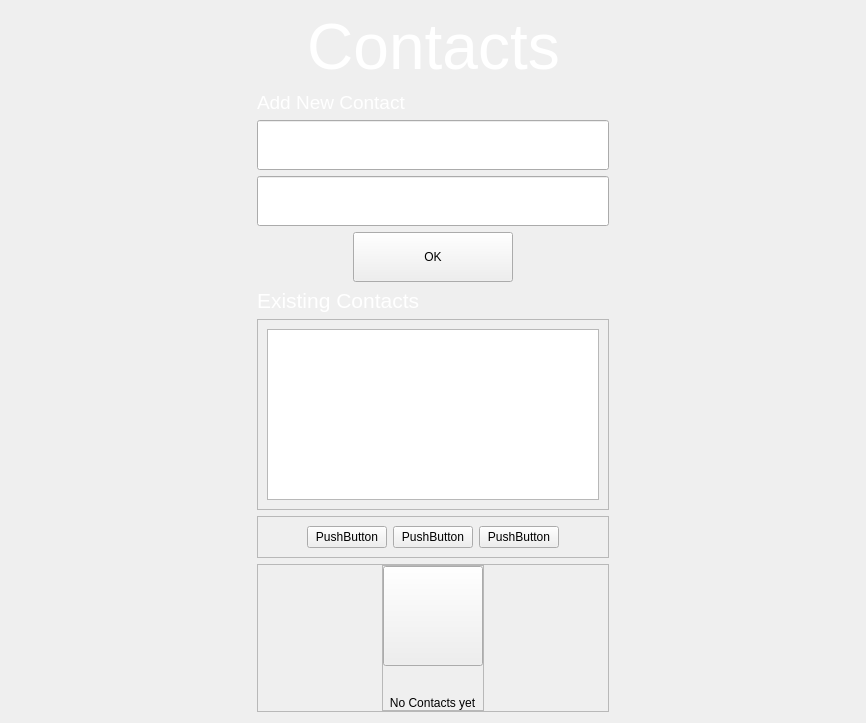
First picture: the form in src/qt/forms/addresseswidget.ui, repository eons-finance/ALQO, before the edit.
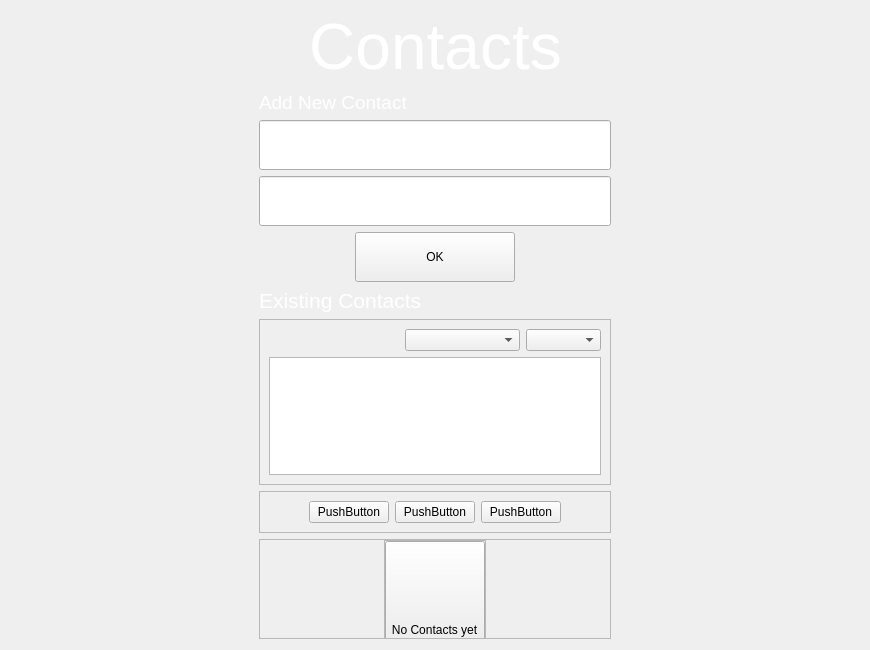
Second picture: the form after the edit.

Patch:
```diff
--- a/src/qt/forms/addresseswidget.ui
+++ b/src/qt/forms/addresseswidget.ui
@@ -6,14 +6,14 @@
    <rect>
     <x>0</x>
     <y>0</y>
-    <width>866</width>
-    <height>723</height>
+    <width>870</width>
+    <height>650</height>
    </rect>
   </property>
   <property name="windowTitle">
    <string>Form</string>
   </property>
-  <layout class="QVBoxLayout" name="verticalLayout_8">
+  <layout class="QVBoxLayout" name="verticalLayout_10">
    <item>
     <layout class="QVBoxLayout" name="verticalLayout_3">
      <item>
@@ -141,6 +141,19 @@
            </item>
           </layout>
          </item>
+         <item>
+          <spacer name="verticalSpacer_4">
+           <property name="orientation">
+            <enum>Qt::Vertical</enum>
+           </property>
+           <property name="sizeHint" stdset="0">
+            <size>
+             <width>20</width>
+             <height>40</height>
+            </size>
+           </property>
+          </spacer>
+         </item>
          <item>
           <layout class="QHBoxLayout" name="horizontalLayout">
            <property name="spacing">
@@ -239,11 +252,64 @@
              </property>
              <layout class="QVBoxLayout" name="verticalLayout_5">
               <item>
-               <widget class="QListView" name="listAddresses">
-                <property name="mouseTracking">
-                 <bool>true</bool>
-                </property>
-               </widget>
+               <layout class="QHBoxLayout" name="horizontalLayout_7">
+                <item>
+                 <spacer name="horizontalSpacer_10">
+                  <property name="orientation">
+                   <enum>Qt::Horizontal</enum>
+                  </property>
+                  <property name="sizeHint" stdset="0">
+                   <size>
+                    <width>40</width>
+                    <height>20</height>
+                   </size>
+                  </property>
+                 </spacer>
+                </item>
+                <item>
+                 <widget class="QComboBox" name="comboBoxSort">
+                  <property name="sizePolicy">
+                   <sizepolicy hsizetype="Preferred" vsizetype="Fixed">
+                    <horstretch>0</horstretch>
+                    <verstretch>0</verstretch>
+                   </sizepolicy>
+                  </property>
+                  <property name="minimumSize">
+                   <size>
+                    <width>115</width>
+                    <height>0</height>
+                   </size>
+                  </property>
+                 </widget>
+                </item>
+                <item>
+                 <widget class="QComboBox" name="comboBoxSortOrder">
+                  <property name="sizePolicy">
+                   <sizepolicy hsizetype="Preferred" vsizetype="Fixed">
+                    <horstretch>0</horstretch>
+                    <verstretch>0</verstretch>
+                   </sizepolicy>
+                  </property>
+                  <property name="minimumSize">
+                   <size>
+                    <width>75</width>
+                    <height>0</height>
+                   </size>
+                  </property>
+                 </widget>
+                </item>
+               </layout>
+              </item>
+              <item>
+               <layout class="QVBoxLayout" name="verticalLayout_8">
+                <item>
+                 <widget class="QListView" name="listAddresses">
+                  <property name="mouseTracking">
+                   <bool>true</bool>
+                  </property>
+                 </widget>
+                </item>
+               </layout>
               </item>
              </layout>
             </widget>
```
